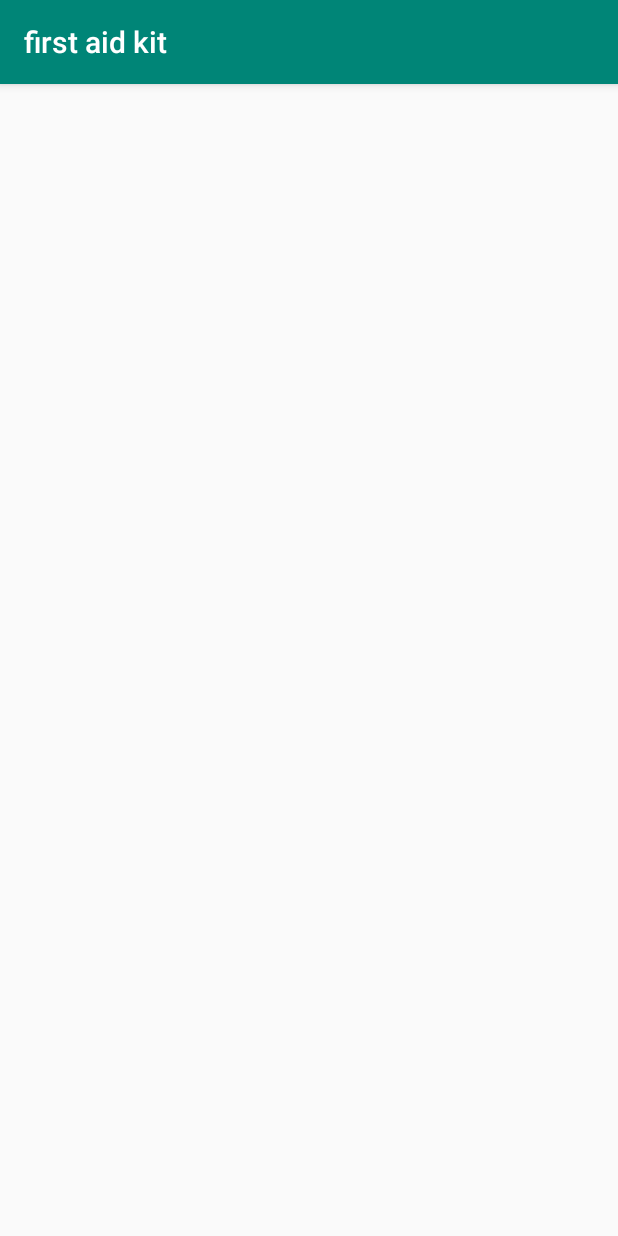
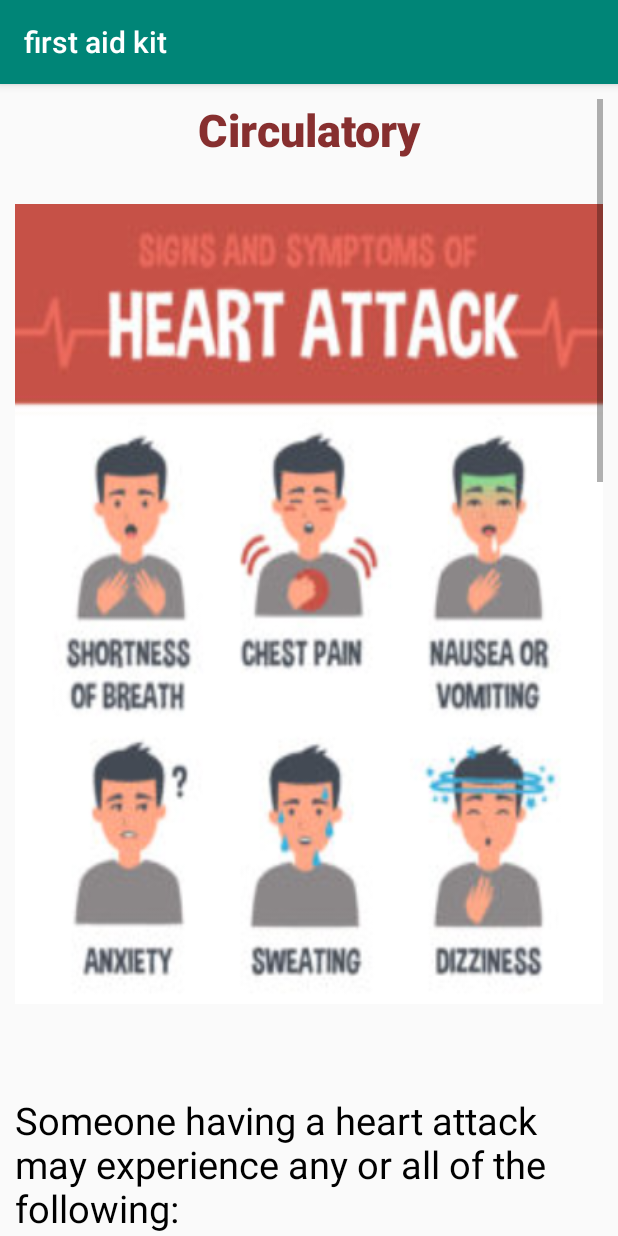
Before and after one commit to Azmary-mahi/First-Aid, an Android app: the heartattack screen opened directly, with no data from a screen before it, on a phone screen of 412 x 824 dp. Run offline under Robolectric (Android 15) with nearby library versions, the phone set to English and light mode, and no system bars.

Commit message:
commit 21

```diff
--- a/app/src/main/res/layout/activity_heartattack.xml
+++ b/app/src/main/res/layout/activity_heartattack.xml
@@ -1,9 +1,47 @@
 <?xml version="1.0" encoding="utf-8"?>
-<androidx.constraintlayout.widget.ConstraintLayout xmlns:android="http://schemas.android.com/apk/res/android"
+<RelativeLayout xmlns:android="http://schemas.android.com/apk/res/android"
     xmlns:app="http://schemas.android.com/apk/res-auto"
     xmlns:tools="http://schemas.android.com/tools"
     android:layout_width="match_parent"
     android:layout_height="match_parent"
     tools:context=".heartattack">
+    <ScrollView
+        android:layout_width="match_parent"
+        android:layout_height="match_parent"
+        android:layout_marginTop="10sp"
+        android:layout_marginStart="10sp"
+        android:layout_marginEnd="10sp"
+        >
 
-</androidx.constraintlayout.widget.ConstraintLayout>
+        <LinearLayout
+            android:layout_width="match_parent"
+            android:layout_height="wrap_content"
+            android:orientation="vertical">
+
+            <TextView
+                android:layout_width="match_parent"
+                android:layout_height="40dp"
+                android:fontFamily="sans-serif-black"
+                android:gravity="center_horizontal"
+                android:text="Circulatory"
+                android:textAlignment="center"
+                android:textColor="#872F2F"
+                android:textSize="30dp" />
+            <ImageView
+                android:layout_width="match_parent"
+                android:layout_height="800px"
+                android:background="@drawable/hurtattack"
+                android:layout_marginTop="30dp"/>
+
+            <TextView
+                android:layout_width="match_parent"
+                android:layout_height="match_parent"
+                android:layout_marginTop="90px"
+                android:text="@string/heartattack"
+                android:textColor="#000000"
+                android:textSize="25dp"/>
+
+        </LinearLayout>
+    </ScrollView>
+
+</RelativeLayout>
```
